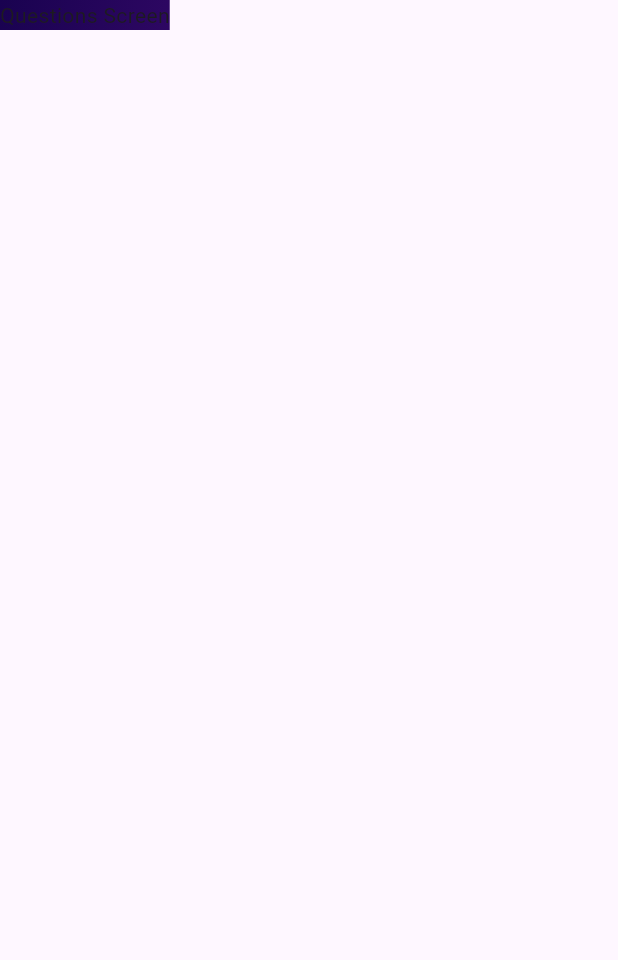
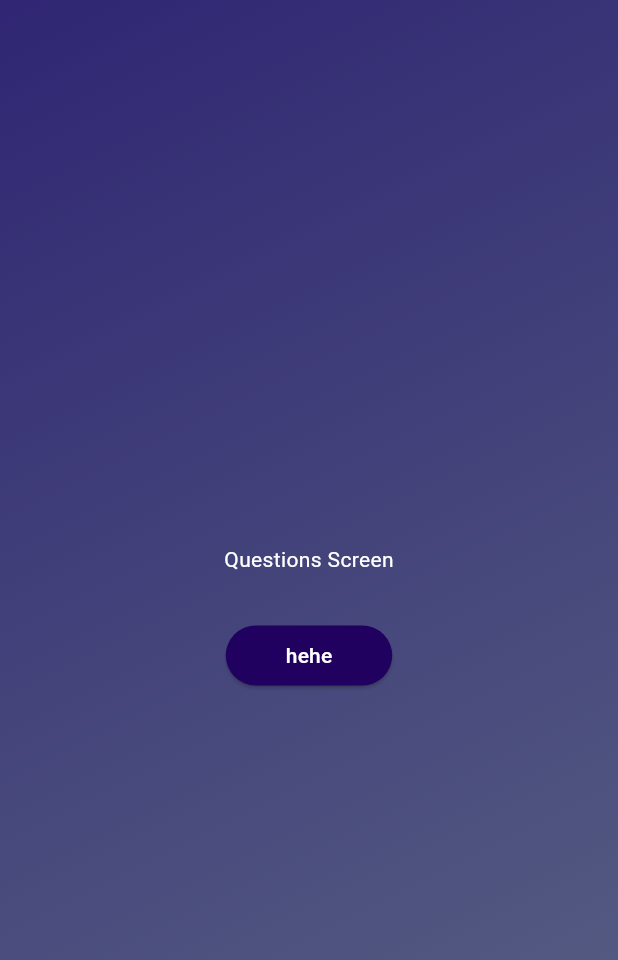
Before and after one commit to muinmundzir/quiz-app, a Flutter app: the screen it shows after launch, after a tap on "Start Quiz", on a phone screen of 412 x 824 dp. Shown: the top 960 px of the screen. Run offline on Flutter 3.47's test engine with Material 3 defaults, Android fonts, the phone set to English and light mode, and no system bars.

Commit message:
feat: add question and answer button widget

```diff
--- /dev/null
+++ b/lib/answer_button.dart
@@ -0,0 +1,27 @@
+import 'package:flutter/material.dart';
+
+class AnswerButton extends StatelessWidget {
+  const AnswerButton(this.answerText, this.onTap, {super.key});
+
+  final String answerText;
+  final void Function() onTap;
+
+  @override
+  Widget build(BuildContext context) {
+    return ElevatedButton(
+      onPressed: onTap,
+      style: ElevatedButton.styleFrom(
+        padding: const EdgeInsets.symmetric(
+          vertical: 10,
+          horizontal: 40,
+        ),
+        backgroundColor: const Color.fromARGB(255, 33, 1, 95),
+        foregroundColor: Colors.white,
+        shape: RoundedRectangleBorder(
+          borderRadius: BorderRadius.circular(40),
+        ),
+      ),
+      child: Text(answerText),
+    );
+  }
+}
--- /dev/null
+++ b/lib/models/quiz_question.dart
@@ -0,0 +1,6 @@
+class QuizQuestion {
+  const QuizQuestion(this.text, this.answers);
+
+  final String text;
+  final List<String> answers;
+}
--- a/lib/questions_screen.dart
+++ b/lib/questions_screen.dart
@@ -1,4 +1,5 @@
 import 'package:flutter/material.dart';
+import 'package:quiz_app/answer_button.dart';
 
 class QuestionsScreen extends StatefulWidget {
   const QuestionsScreen({super.key});
@@ -12,6 +13,19 @@ class QuestionsScreen extends StatefulWidget {
 class _QuestionsScreenState extends State<QuestionsScreen> {
   @override
   Widget build(BuildContext context) {
-    return const Text('Questions Screen');
+    return SizedBox(
+      width: double.infinity,
+      child: Column(
+        mainAxisAlignment: MainAxisAlignment.center,
+        children: [
+          const Text(
+            'Questions Screen',
+            style: TextStyle(color: Colors.white),
+          ),
+          const SizedBox(height: 30),
+          AnswerButton('hehe', () { })
+        ],
+      ),
+    );
   }
 }
--- a/lib/quiz.dart
+++ b/lib/quiz.dart
@@ -34,8 +34,8 @@ class _QuizState extends State<Quiz> {
           decoration: const BoxDecoration(
             gradient: LinearGradient(
               colors: [
-                Color.fromARGB(255, 25, 2, 80),
-                Color.fromARGB(255, 45, 7, 98),
+                Color.fromARGB(230, 25, 15, 100),
+                Color.fromARGB(200, 45, 59, 98),
               ],
               begin: Alignment.topLeft,
               end: Alignment.bottomRight,
```
Also changed, not shown: lib/data/questions.dart (added, +55 -0 lines).
